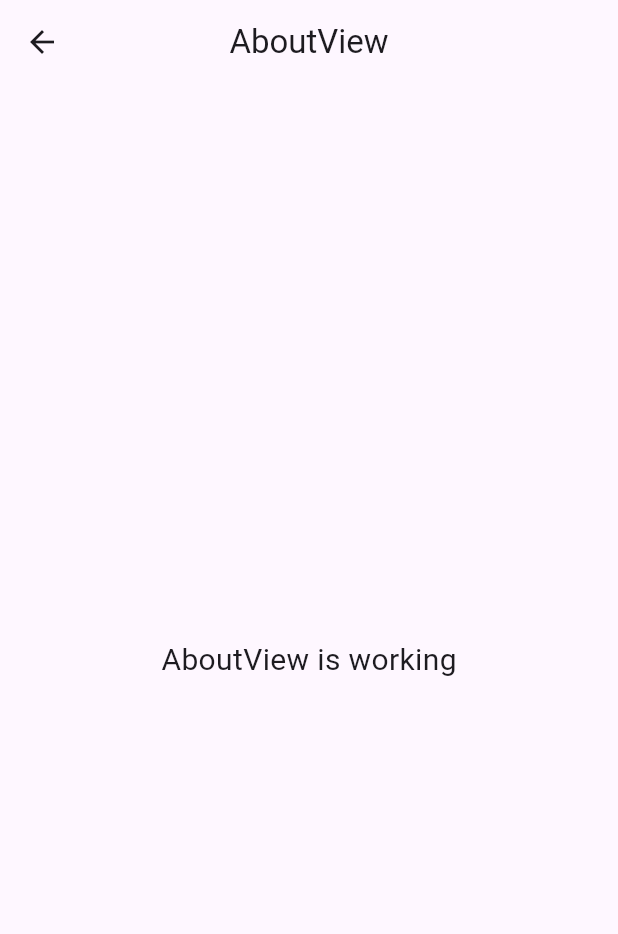
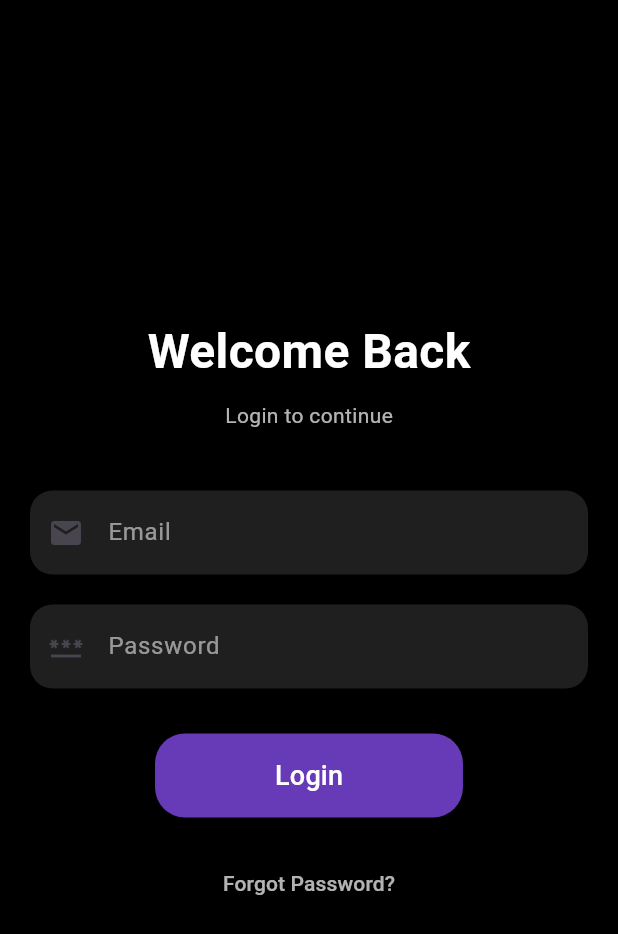
Before and after one commit to Shaown292/batch4_flutter, a Flutter app: the AboutView screen opened by its route, on a phone screen of 412 x 824 dp. Shown: the top 934 px of the screen. Run offline on Flutter 3.47's test engine with Material 3 defaults, Android fonts, the phone set to English and light mode, and no system bars; our stand-ins replace get, lottie, shared_preferences; accounts and stored records are empty.

Commit message:
get log in

```diff
--- a/lib/app/modules/about/views/about_view.dart
+++ b/lib/app/modules/about/views/about_view.dart
@@ -1,6 +1,8 @@
+import 'package:batch4_flutter/app/widgets/custom_text_field.dart';
 import 'package:flutter/material.dart';
 
 import 'package:get/get.dart';
+import 'package:lottie/lottie.dart';
 
 import '../controllers/about_controller.dart';
 
@@ -9,16 +11,113 @@ class AboutView extends GetView<AboutController> {
   @override
   Widget build(BuildContext context) {
     return Scaffold(
-      appBar: AppBar(
-        title: const Text('AboutView'),
-        centerTitle: true,
-      ),
-      body: const Center(
-        child: Text(
-          'AboutView is working',
-          style: TextStyle(fontSize: 20),
+      backgroundColor: Colors.black,
+      body: Center(
+        child: Padding(
+          padding: const EdgeInsets.all(20.0),
+          child: SingleChildScrollView(
+            child: Column(
+              mainAxisAlignment: MainAxisAlignment.center,
+              children: [
+                Text(
+                  "Welcome Back",
+                  style: TextStyle(
+                    color: Colors.white,
+                    fontSize: 32,
+                    fontWeight: FontWeight.bold,
+                  ),
+                ),
+                SizedBox(height: 10),
+                Text(
+                  "Login to continue",
+                  style: TextStyle(color: Colors.white70),
+                ),
+                SizedBox(height: 40),
+                CustomTextField(
+                  controller: controller.emailController,
+                  hintText: 'Email',
+                  prefixIcon: Icon(Icons.email),
+                ),
+                SizedBox(height: 20),
+                CustomTextField(
+                  controller: controller.passwordController,
+                  hintText: 'Password',
+                  prefixIcon: Icon(Icons.password),
+                  obsText: true,
+                ),
+                SizedBox(height: 30),
+
+                Obx(
+                  () => controller.isLoading.value
+                      ? CircularProgressIndicator(color: Colors.white)
+                      : ElevatedButton(
+                          style: ElevatedButton.styleFrom(
+                            backgroundColor: Colors.deepPurple,
+                            padding: EdgeInsets.symmetric(
+                              horizontal: 80,
+                              vertical: 15,
+                            ),
+                            shape: RoundedRectangleBorder(
+                              borderRadius: BorderRadius.circular(20),
+                            ),
+                          ),
+                          onPressed: () {
+                            controller.login(
+                              controller.emailController.text.trim(),
+                              controller.passwordController.text.trim(),
+                            );
+                          },
+                          child: Text(
+                            "Login",
+                            style: TextStyle(fontSize: 18, color: Colors.white),
+                          ),
+                        ),
+                ),
+
+                SizedBox(height: 20),
+                TextButton(
+                  onPressed: () {},
+                  child: Text(
+                    "Forgot Password?",
+                    style: TextStyle(color: Colors.white70),
+                  ),
+                ),
+              ],
+            ),
+          ),
         ),
       ),
     );
   }
 }
+
+class SuccessPage extends StatelessWidget {
+  @override
+  Widget build(BuildContext context) {
+    return Scaffold(
+      backgroundColor: Colors.black,
+      body: Center(
+        child: Column(
+          mainAxisAlignment: MainAxisAlignment.center,
+          children: [
+            Lottie.network(
+              'https://assets10.lottiefiles.com/packages/lf20_jbrw3hcz.json',
+              width: 200,
+              height: 200,
+              repeat: false,
+            ),
+            SizedBox(height: 20),
+            Text(
+              'Login Successful!',
+              style: TextStyle(
+                color: Colors.white,
+                fontSize: 24,
+                fontWeight: FontWeight.bold,
+              ),
+            ),
+          ],
+        ),
+      ),
+    );
+  }
+}
--- a/lib/app/routes/app_pages.dart
+++ b/lib/app/routes/app_pages.dart
@@ -10,7 +10,7 @@ part 'app_routes.dart';
 class AppPages {
   AppPages._();
 
-  static const INITIAL = Routes.HOME;
+  static const INITIAL = Routes.ABOUT;
 
   static final routes = [
     GetPage(
--- /dev/null
+++ b/lib/app/widgets/custom_text_field.dart
@@ -0,0 +1,30 @@
+import 'package:flutter/material.dart';
+
+class CustomTextField extends StatelessWidget {
+  final TextEditingController controller;
+ final String hintText;
+ final Widget prefixIcon;
+ final bool obsText;
+   const CustomTextField({ super.key, required this.controller,required this.hintText, required this.prefixIcon,  this.obsText = false});
+
+  @override
+  Widget build(BuildContext context) {
+    return  TextField(
+      controller: controller,
+      obscureText: obsText,
+      style: TextStyle(color: Colors.white),
+      decoration: InputDecoration(
+        filled: true,
+        fillColor: Colors.white12,
+        hintText: hintText,
+        hintStyle: TextStyle(color: Colors.white54),
+        prefixIcon: prefixIcon,
+
+        border: OutlineInputBorder(
+          borderRadius: BorderRadius.circular(15),
+          borderSide: BorderSide.none,
+        ),
+      ),
+    );
+  }
+}
```
Also changed, not shown: lib/app/modules/about/controllers/about_controller.dart (+46 -13 lines), pubspec.yaml (+5 -2 lines), pubspec.lock, 1 other file.
